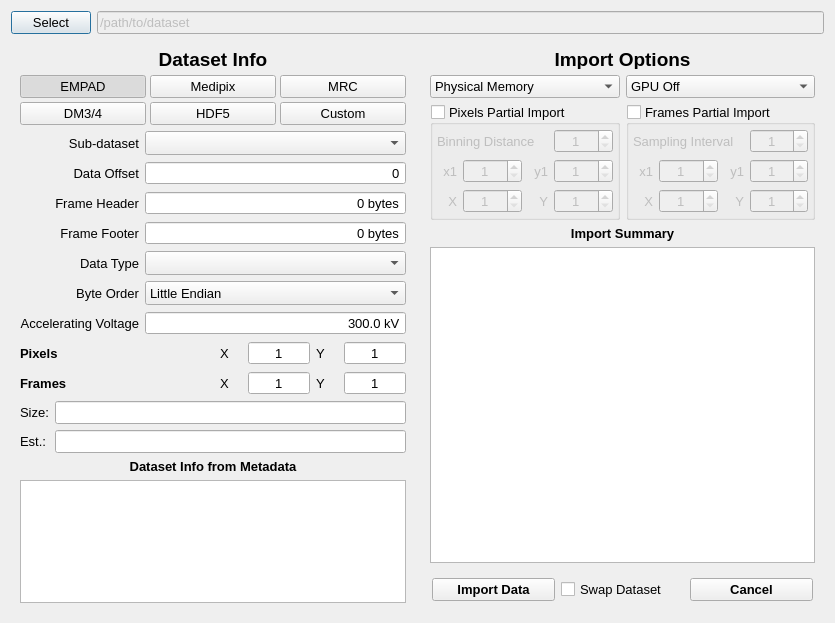
This is src/gui/ImportDataForm.ui in bryandesser/Quant4D as Qt 5 draws it before an edit. The edited form follows.
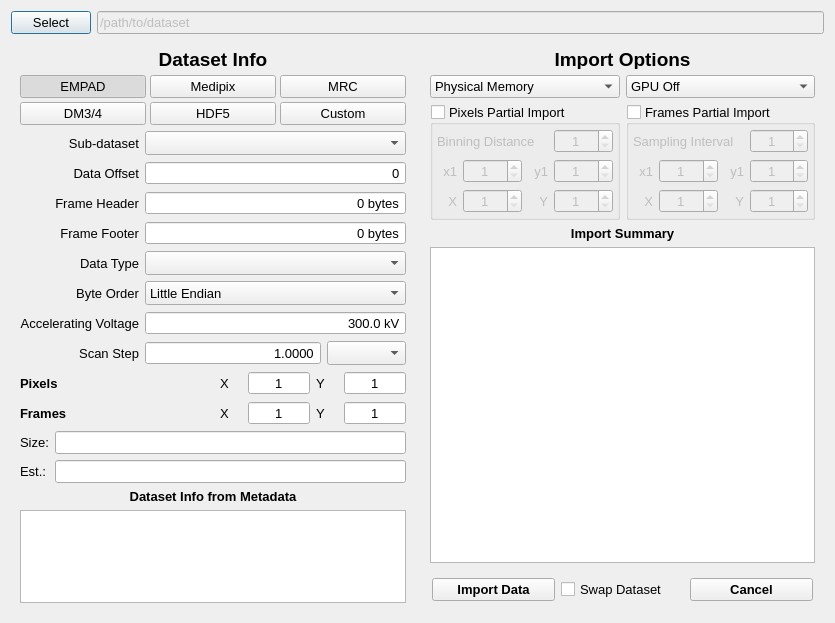
This is the edited form. Custom widgets are drawn as their Qt base class.

Commit message: feat: real-space calibration: Scan Step of the file in the Import window (filled from calibrated py4DSTEM/pyQuant4D files) and of the loaded data in Settings > Misc (editable after import), scaled by import/export sampling and listed in the Info tab; fix Info tab real-space size shown as Y x X

Patch:
```diff
--- a/src/gui/ImportDataForm.ui
+++ b/src/gui/ImportDataForm.ui
@@ -913,6 +913,67 @@
               </property>
              </widget>
             </item>
+            <item row="7" column="0">
+             <widget class="QLabel" name="ImpScanStepLabel">
+              <property name="text">
+               <string>Scan Step</string>
+              </property>
+              <property name="alignment">
+               <set>Qt::AlignRight|Qt::AlignTrailing|Qt::AlignVCenter</set>
+              </property>
+              <property name="buddy">
+               <cstring>ImpScanStep</cstring>
+              </property>
+             </widget>
+            </item>
+            <item row="7" column="1">
+             <layout class="QHBoxLayout" name="ImpScanStepGrid" stretch="1,0">
+              <item>
+               <widget class="QDoubleSpinBox" name="ImpScanStep">
+                <property name="minimumSize">
+                 <size>
+                  <width>0</width>
+                  <height>24</height>
+                 </size>
+                </property>
+                <property name="toolTip">
+                 <string>Distance between neighbouring probe positions in the file; partial import multiplies it by the sampling step</string>
+                </property>
+                <property name="alignment">
+                 <set>Qt::AlignRight|Qt::AlignTrailing|Qt::AlignVCenter</set>
+                </property>
+                <property name="buttonSymbols">
+                 <enum>QAbstractSpinBox::NoButtons</enum>
+                </property>
+                <property name="decimals">
+                 <number>4</number>
+                </property>
+                <property name="minimum">
+                 <double>0.000100000000000</double>
+                </property>
+                <property name="maximum">
+                 <double>1000000.000000000000000</double>
+                </property>
+                <property name="value">
+                 <double>1.000000000000000</double>
+                </property>
+               </widget>
+              </item>
+              <item>
+               <widget class="QComboBox" name="ImpScanUnits">
+                <property name="minimumSize">
+                 <size>
+                  <width>0</width>
+                  <height>24</height>
+                 </size>
+                </property>
+                <property name="toolTip">
+                 <string>px: uncalibrated (one probe position of the file)</string>
+                </property>
+               </widget>
+              </item>
+             </layout>
+            </item>
             <item row="1" column="1">
              <widget class="QLargeIntSpinBox" name="DataOffset">
               <property name="minimumSize">
```
Left out of the diff: 2 changed lines with no effect on the pictures. The commit also changes 13 other files.
